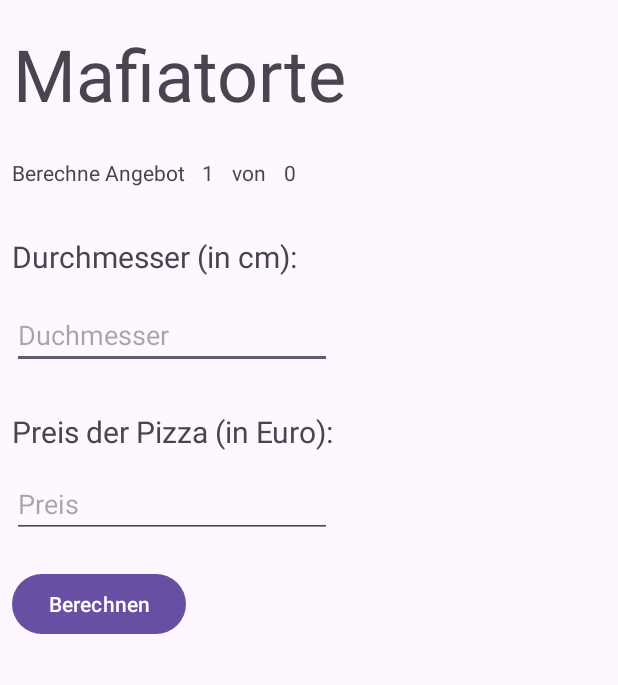
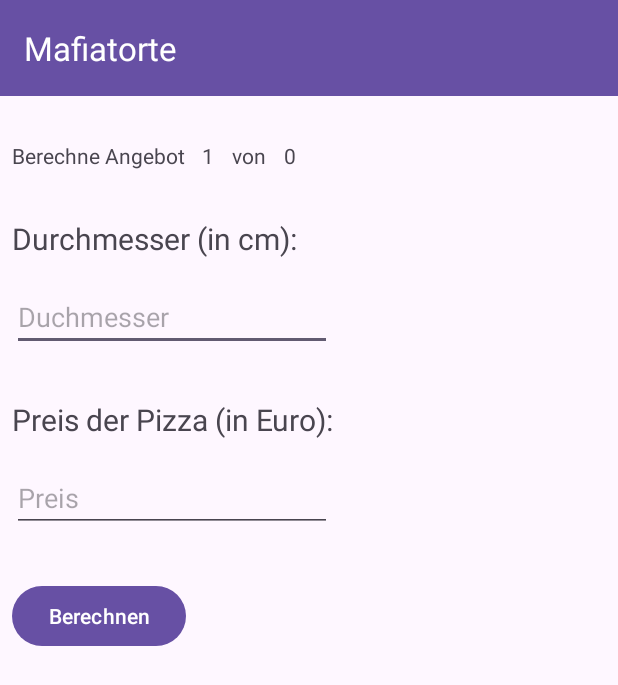
Before and after one commit to MrFlyingToasterman/Mafiatorte, an Android app: the PizzaRund screen opened directly, with no data from a screen before it, on a phone screen of 412 x 824 dp. Shown: the top 685 px of the screen. Run offline under Robolectric (Android 15) with nearby library versions, the phone set to English and light mode, and no system bars.

Commit message:
Toolbar hinzugefügt

```diff
--- a/app/build.gradle
+++ b/app/build.gradle
@@ -11,7 +11,7 @@ android {
         minSdk 24
         targetSdk 33
         versionCode 1
-        versionName "1.0"
+        versionName "1.2"
 
         testInstrumentationRunner "androidx.test.runner.AndroidJUnitRunner"
     }
--- a/app/src/main/res/layout/activity_pizza_rund.xml
+++ b/app/src/main/res/layout/activity_pizza_rund.xml
@@ -6,36 +6,36 @@
     android:layout_height="match_parent"
     tools:context=".PizzaRund">
 
-    <TextView
-        android:id="@+id/textView"
-        android:layout_width="wrap_content"
+    <androidx.appcompat.widget.Toolbar
+        android:id="@+id/toolbar2"
+        android:layout_width="0dp"
         android:layout_height="wrap_content"
-        android:text="Mafiatorte"
-        android:textSize="48sp"
-        app:layout_constraintBottom_toBottomOf="parent"
+        android:background="?attr/colorPrimary"
+        android:minHeight="?attr/actionBarSize"
+        android:theme="?attr/actionBarTheme"
         app:layout_constraintEnd_toEndOf="parent"
-        app:layout_constraintHorizontal_bias="0.047"
         app:layout_constraintStart_toStartOf="parent"
         app:layout_constraintTop_toTopOf="parent"
-        app:layout_constraintVertical_bias="0.022" />
+        app:title="Mafiatorte"
+        app:titleTextColor="#FFFFFF" />
 
     <TextView
         android:id="@+id/textView4"
         android:layout_width="wrap_content"
         android:layout_height="wrap_content"
         android:layout_marginStart="8dp"
-        android:layout_marginTop="76dp"
+        android:layout_marginTop="32dp"
         android:text="Durchmesser (in cm):"
         android:textSize="20sp"
         app:layout_constraintStart_toStartOf="parent"
-        app:layout_constraintTop_toBottomOf="@+id/textView" />
+        app:layout_constraintTop_toBottomOf="@+id/textView10" />
 
     <Button
         android:id="@+id/button2"
         android:layout_width="wrap_content"
         android:layout_height="wrap_content"
         android:layout_marginStart="8dp"
-        android:layout_marginTop="20dp"
+        android:layout_marginTop="32dp"
         android:onClick="auswertung"
         android:text="Berechnen"
         app:layout_constraintStart_toStartOf="parent"
@@ -46,7 +46,7 @@
         android:layout_width="wrap_content"
         android:layout_height="wrap_content"
         android:layout_marginStart="8dp"
-        android:layout_marginTop="12dp"
+        android:layout_marginTop="16dp"
         android:ems="10"
         android:hint="Preis"
         android:inputType="number|numberDecimal"
@@ -70,7 +70,7 @@
         android:layout_width="wrap_content"
         android:layout_height="wrap_content"
         android:layout_marginStart="8dp"
-        android:layout_marginTop="28dp"
+        android:layout_marginTop="32dp"
         android:text="Preis der Pizza (in Euro):"
         android:textSize="20sp"
         app:layout_constraintStart_toStartOf="parent"
@@ -81,39 +81,39 @@
         android:layout_width="wrap_content"
         android:layout_height="wrap_content"
         android:layout_marginStart="8dp"
-        android:layout_marginTop="24dp"
+        android:layout_marginTop="30dp"
         android:text="Berechne Angebot "
         app:layout_constraintStart_toStartOf="parent"
-        app:layout_constraintTop_toBottomOf="@+id/textView" />
+        app:layout_constraintTop_toBottomOf="@+id/toolbar2" />
 
     <TextView
         android:id="@+id/AngebotItterator"
         android:layout_width="wrap_content"
         android:layout_height="wrap_content"
         android:layout_marginStart="8dp"
-        android:layout_marginTop="24dp"
+        android:layout_marginTop="30dp"
         android:text="1"
         app:layout_constraintStart_toEndOf="@+id/textView10"
-        app:layout_constraintTop_toBottomOf="@+id/textView" />
+        app:layout_constraintTop_toBottomOf="@+id/toolbar2" />
 
     <TextView
         android:id="@+id/AngeboteLabel"
         android:layout_width="wrap_content"
         android:layout_height="wrap_content"
         android:layout_marginStart="12dp"
-        android:layout_marginTop="24dp"
+        android:layout_marginTop="30dp"
         android:text="Angebote Insgesamt"
         app:layout_constraintStart_toEndOf="@+id/textView12"
-        app:layout_constraintTop_toBottomOf="@+id/textView" />
+        app:layout_constraintTop_toBottomOf="@+id/toolbar2" />
 
     <TextView
         android:id="@+id/textView12"
         android:layout_width="wrap_content"
         android:layout_height="wrap_content"
         android:layout_marginStart="12dp"
-        android:layout_marginTop="24dp"
+        android:layout_marginTop="30dp"
         android:text="von"
         app:layout_constraintStart_toEndOf="@+id/AngebotItterator"
-        app:layout_constraintTop_toBottomOf="@+id/textView" />
+        app:layout_constraintTop_toBottomOf="@+id/toolbar2" />
 
 </androidx.constraintlayout.widget.ConstraintLayout>
```
Also changed, not shown: app/src/main/java/org/securesolutions/mafiatorte/PizzaRund.java (+8 -1 lines), app/src/main/res/layout/activity_auswertung.xml (+10 -10 lines), app/src/main/res/layout/activity_main.xml (+18 -18 lines).
